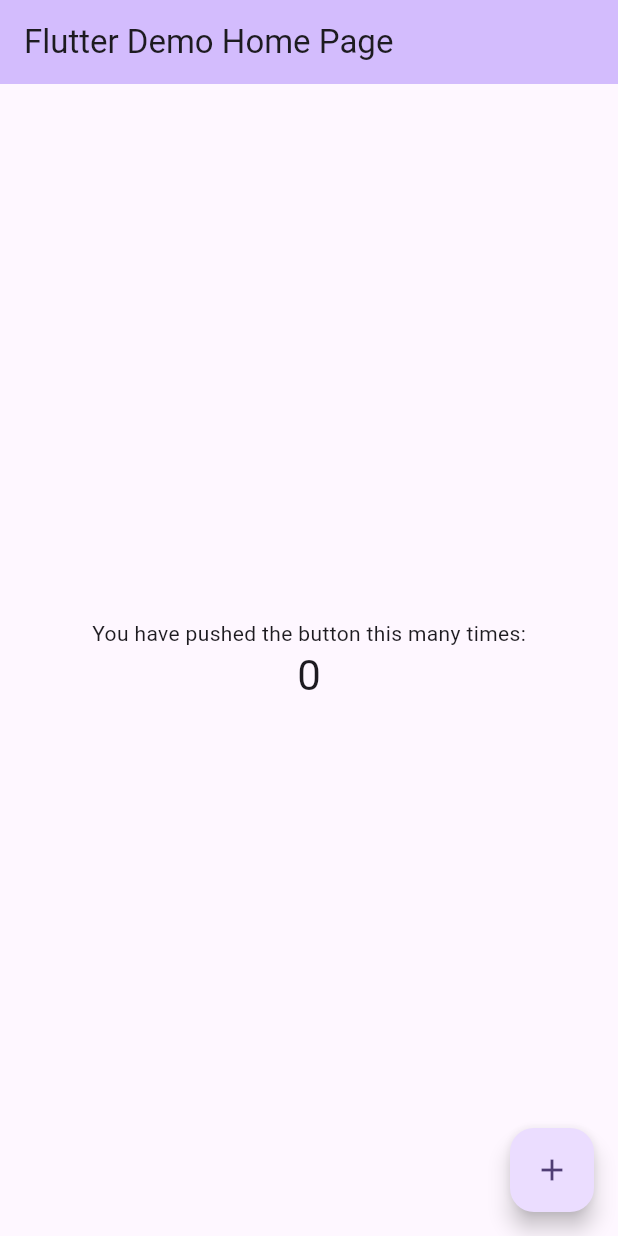
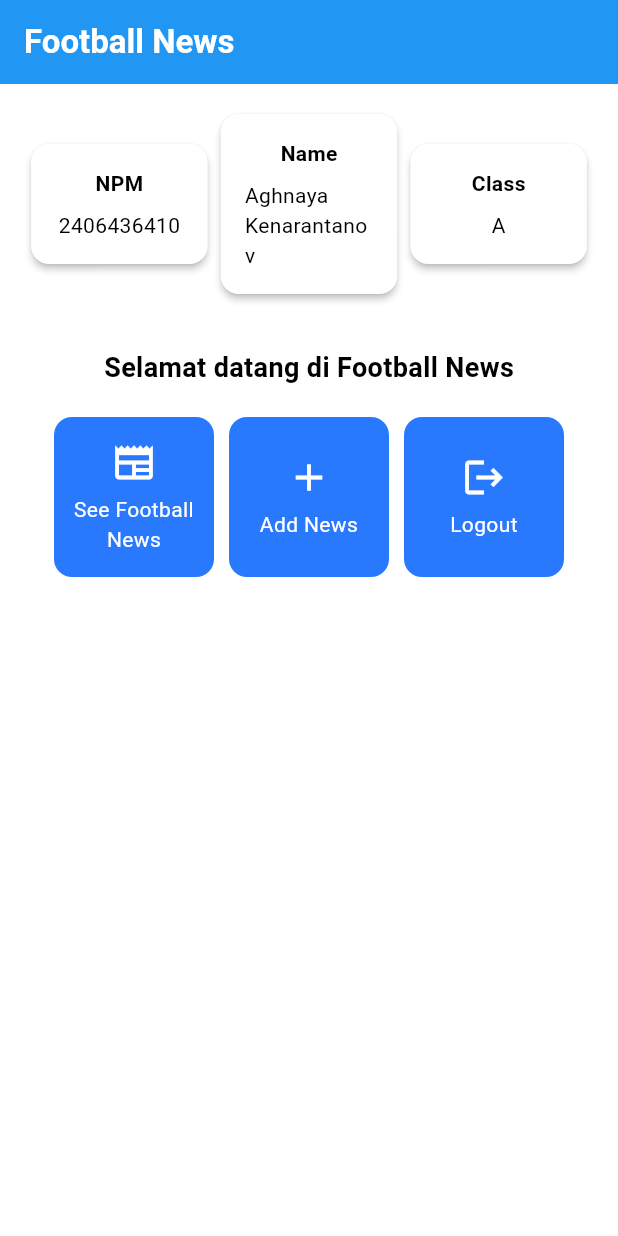
Before and after one commit to aghnaya/football-news-mobile, a Flutter app: the screen it shows after launch, on a phone screen of 412 x 824 dp. Run offline on Flutter 3.47's test engine with Material 3 defaults, Android fonts, the phone set to English and light mode, and no system bars.

Commit message:
Tutorial 6

```diff
--- a/lib/main.dart
+++ b/lib/main.dart
@@ -1,4 +1,5 @@
 import 'package:flutter/material.dart';
+import 'package:football_news/menu.dart';
 
 void main() {
   runApp(const MyApp());
@@ -11,7 +12,7 @@ class MyApp extends StatelessWidget {
   @override
   Widget build(BuildContext context) {
     return MaterialApp(
-      title: 'Flutter Demo',
+      title: 'Football News',
       theme: ThemeData(
         // This is the theme of your application.
         //
@@ -28,95 +29,10 @@ class MyApp extends StatelessWidget {
         //
         // This works for code too, not just values: Most code changes can be
         // tested with just a hot reload.
-        colorScheme: ColorScheme.fromSeed(seedColor: Colors.deepPurple),
+      colorScheme: ColorScheme.fromSwatch(primarySwatch: Colors.blue)
+        .copyWith(secondary: Colors.blueAccent[400]),
       ),
-      home: const MyHomePage(title: 'Flutter Demo Home Page'),
+      home: MyHomePage(),
     );
   }
 }
-
-class MyHomePage extends StatefulWidget {
-  const MyHomePage({super.key, required this.title});
-
-  // This widget is the home page of your application. It is stateful, meaning
-  // that it has a State object (defined below) that contains fields that affect
-  // how it looks.
-
-  // This class is the configuration for the state. It holds the values (in this
-  // case the title) provided by the parent (in this case the App widget) and
-  // used by the build method of the State. Fields in a Widget subclass are
-  // always marked "final".
-
-  final String title;
-
-  @override
-  State<MyHomePage> createState() => _MyHomePageState();
-}
-
-class _MyHomePageState extends State<MyHomePage> {
-  int _counter = 0;
-
-  void _incrementCounter() {
-    setState(() {
-      // This call to setState tells the Flutter framework that something has
-      // changed in this State, which causes it to rerun the build method below
-      // so that the display can reflect the updated values. If we changed
-      // _counter without calling setState(), then the build method would not be
-      // called again, and so nothing would appear to happen.
-      _counter++;
-    });
-  }
-
-  @override
-  Widget build(BuildContext context) {
-    // This method is rerun every time setState is called, for instance as done
-    // by the _incrementCounter method above.
-    //
-    // The Flutter framework has been optimized to make rerunning build methods
-    // fast, so that you can just rebuild anything that needs updating rather
-    // than having to individually change instances of widgets.
-    return Scaffold(
-      appBar: AppBar(
-        // TRY THIS: Try changing the color here to a specific color (to
-        // Colors.amber, perhaps?) and trigger a hot reload to see the AppBar
-        // change color while the other colors stay the same.
-        backgroundColor: Theme.of(context).colorScheme.inversePrimary,
-        // Here we take the value from the MyHomePage object that was created by
-        // the App.build method, and use it to set our appbar title.
-        title: Text(widget.title),
-      ),
-      body: Center(
-        // Center is a layout widget. It takes a single child and positions it
-        // in the middle of the parent.
-        child: Column(
-          // Column is also a layout widget. It takes a list of children and
-          // arranges them vertically. By default, it sizes itself to fit its
-          // children horizontally, and tries to be as tall as its parent.
-          //
-          // Column has various properties to control how it sizes itself and
-          // how it positions its children. Here we use mainAxisAlignment to
-          // center the children vertically; the main axis here is the vertical
-          // axis because Columns are vertical (the cross axis would be
-          // horizontal).
-          //
-          // TRY THIS: Invoke "debug painting" (choose the "Toggle Debug Paint"
-          // action in the IDE, or press "p" in the console), to see the
-          // wireframe for each widget.
-          mainAxisAlignment: MainAxisAlignment.center,
-          children: <Widget>[
-            const Text('You have pushed the button this many times:'),
-            Text(
-              '$_counter',
-              style: Theme.of(context).textTheme.headlineMedium,
-            ),
-          ],
-        ),
-      ),
-      floatingActionButton: FloatingActionButton(
-        onPressed: _incrementCounter,
-        tooltip: 'Increment',
-        child: const Icon(Icons.add),
-      ), // This trailing comma makes auto-formatting nicer for build methods.
-    );
-  }
-}
--- /dev/null
+++ b/lib/menu.dart
@@ -0,0 +1,188 @@
+import 'package:flutter/material.dart';
+
+class MyHomePage extends StatelessWidget {
+  MyHomePage({super.key});
+
+  final String nama = "Aghnaya Kenarantanov"; //nama
+  final String npm = "2406436410"; //npm
+  final String kelas = "A"; //kelas
+
+  final List<ItemHomepage> items = [
+    ItemHomepage("See Football News", Icons.newspaper),
+    ItemHomepage("Add News", Icons.add),
+    ItemHomepage("Logout", Icons.logout),
+  ];
+
+  @override
+    Widget build(BuildContext context) {
+    // Scaffold menyediakan struktur dasar halaman dengan AppBar dan body.
+    return Scaffold(
+      // AppBar adalah bagian atas halaman yang menampilkan judul.
+      appBar: AppBar(
+        // Judul aplikasi "Football News" dengan teks putih dan tebal.
+        title: const Text(
+          'Football News',
+          style: TextStyle(
+            color: Colors.white,
+            fontWeight: FontWeight.bold,
+          ),
+        ),
+        // Warna latar belakang AppBar diambil dari skema warna tema aplikasi.
+        backgroundColor: Theme.of(context).colorScheme.primary,
+      ),
+      // Body halaman dengan padding di sekelilingnya.
+      body: Padding(
+        padding: const EdgeInsets.all(16.0),
+        // Menyusun widget secara vertikal dalam sebuah kolom.
+        child: Column(
+          crossAxisAlignment: CrossAxisAlignment.center,
+          children: [
+            // Row untuk menampilkan 3 InfoCard secara horizontal.
+            Row(
+              mainAxisAlignment: MainAxisAlignment.spaceEvenly,
+              children: [
+                InfoCard(title: 'NPM', content: npm),
+                InfoCard(title: 'Name', content: nama),
+                InfoCard(title: 'Class', content: kelas),
+              ],
+            ),
+
+            // Memberikan jarak vertikal 16 unit.
+            const SizedBox(height: 16.0),
+
+            // Menempatkan widget berikutnya di tengah halaman.
+            Center(
+              child: Column(
+                // Menyusun teks dan grid item secara vertikal.
+
+                children: [
+                  // Menampilkan teks sambutan dengan gaya tebal dan ukuran 18.
+                  const Padding(
+                    padding: EdgeInsets.only(top: 16.0),
+                    child: Text(
+                      'Selamat datang di Football News',
+                      style: TextStyle(
+                        fontWeight: FontWeight.bold,
+                        fontSize: 18.0,
+                      ),
+                    ),
+                  ),
+
+                  // Grid untuk menampilkan ItemCard dalam bentuk grid 3 kolom.
+                  GridView.count(
+                    primary: true,
+                    padding: const EdgeInsets.all(20),
+                    crossAxisSpacing: 10,
+                    mainAxisSpacing: 10,
+                    crossAxisCount: 3,
+                    // Agar grid menyesuaikan tinggi kontennya.
+                    shrinkWrap: true,
+
+                    // Menampilkan ItemCard untuk setiap item dalam list items.
+                    children: items.map((ItemHomepage item) {
+                      return ItemCard(item);
+                    }).toList(),
+                  ),
+                ],
+              ),
+            ),
+          ],
+        ),
+      ),
+    );
+  }
+}
+
+class InfoCard extends StatelessWidget {
+  // Kartu informasi yang menampilkan title dan content.
+
+  final String title;  // Judul kartu.
+  final String content;  // Isi kartu.
+
+  const InfoCard({super.key, required this.title, required this.content});
+
+  @override
+  Widget build(BuildContext context) {
+    return Card(
+      // Membuat kotak kartu dengan bayangan dibawahnya.
+      elevation: 2.0,
+      child: Container(
+        // Mengatur ukuran dan jarak di dalam kartu.
+        width: MediaQuery.of(context).size.width / 3.5, // menyesuaikan dengan lebar device yang digunakan.
+        padding: const EdgeInsets.all(16.0),
+        // Menyusun title dan content secara vertikal.
+        child: Column(
+          children: [
+            Text(
+              title,
+              style: const TextStyle(fontWeight: FontWeight.bold),
+            ),
+            const SizedBox(height: 8.0),
+            Text(content),
+          ],
+        ),
+      ),
+    );
+  }
+}
+
+class ItemHomepage {
+  final String name;
+  final IconData icon;
+
+  ItemHomepage(this.name, this.icon);
+}
+
+class ItemCard extends StatelessWidget {
+  // Menampilkan kartu dengan ikon dan nama.
+
+  final ItemHomepage item;
+
+  const ItemCard(this.item, {super.key});
+
+  @override
+  Widget build(BuildContext context) {
+    return Material(
+      // Menentukan warna latar belakang dari tema aplikasi.
+      color: Theme.of(context).colorScheme.secondary,
+      // Membuat sudut kartu melengkung.
+      borderRadius: BorderRadius.circular(12),
+
+      child: InkWell(
+        // Aksi ketika kartu ditekan.
+        onTap: () {
+          // Menampilkan pesan SnackBar saat kartu ditekan.
+          ScaffoldMessenger.of(context)
+            ..hideCurrentSnackBar()
+            ..showSnackBar(
+              SnackBar(content: Text("Kamu telah menekan tombol ${item.name}!"))
+            );
+        },
+        // Container untuk menyimpan Icon dan Text
+        child: Container(
+          padding: const EdgeInsets.all(8),
+          child: Center(
+            child: Column(
+              // Menyusun ikon dan teks di tengah kartu.
+              mainAxisAlignment: MainAxisAlignment.center,
+              children: [
+                Icon(
+                  item.icon,
+                  color: Colors.white,
+                  size: 30.0,
+                ),
+                const Padding(padding: EdgeInsets.all(3)),
+                Text(
+                  item.name,
+                  textAlign: TextAlign.center,
+                  style: const TextStyle(color: Colors.white),
+                ),
+              ],
+            ),
+          ),
+        ),
+      ),
+    );
+  }
+
+}
```
